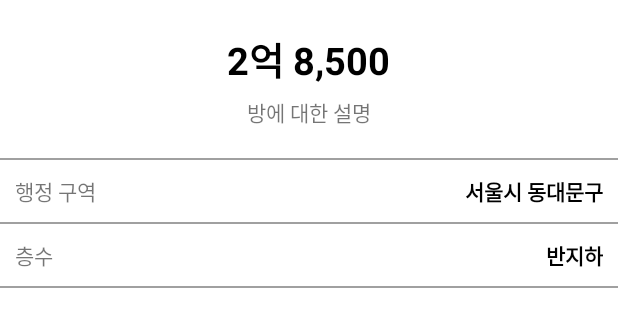
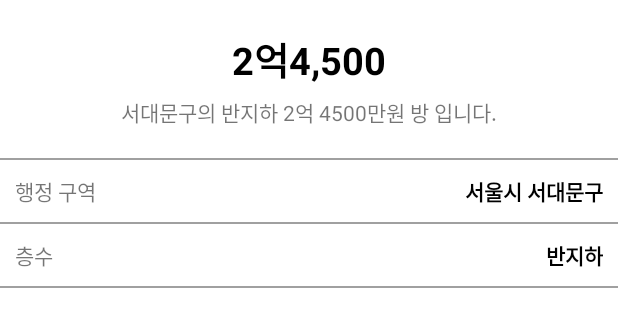
Before and after one commit to rudwn3166/RoomTour, an Android app: the screen it shows after launch (ViewRoomDetailActivity), after a tap on an icon or button, on a phone screen of 412 x 824 dp, the part 459-785 px from its top. Run offline under Robolectric (Android 15) with nearby library versions, the phone set to English and light mode, and no system bars.

Commit message:
주석 작업으로 코딩 복기 함

```diff
--- a/app/src/main/java/com/example/roomtour/ViewRoomDetailActivity.kt
+++ b/app/src/main/java/com/example/roomtour/ViewRoomDetailActivity.kt
@@ -1,11 +1,30 @@
 package com.example.roomtour
 
+import android.content.Intent
 import androidx.appcompat.app.AppCompatActivity
 import android.os.Bundle
+import com.example.roomtour.datas.RoomClass
+import kotlinx.android.synthetic.main.activity_view_room_detail.*
 
 class ViewRoomDetailActivity : AppCompatActivity() {
     override fun onCreate(savedInstanceState: Bundle?) {
         super.onCreate(savedInstanceState)
         setContentView(R.layout.activity_view_room_detail)
+
+//Serializable를 사용했기 떄문에 우리가 만든 RoomClass의 정보를 모두 가져올 수 있다
+//   가격따로 상세정보따로 층수 따로 putExtra로 하지 않게하기 위해 Serializable를 사용함
+//   as 함수명을 하면 자료형변환이 아닌 클래스 변환을 도와준다
+//   getExtra로 하면 getExtra자료형 이렇게 해야하기 때문에 우리는 roomclass를 통째로 가져와서
+// getExtra자료형은 불가함 ->따라서 클래스를 통쨰로 가져오게 하는 아래 as라는 구문 과 getSerializabletra를 사용
+         val roomData = intent.getSerializableExtra("room") as RoomClass
+
+//        기존에 만들어 둔 함수도 사용가능
+
+        priceTextView.text=roomData.getFomattedPrice()
+        descriptionTextView.text=roomData.description
+        addressTextview.text=roomData.address
+        FloorTextview.text=roomData.getFomattedFloor()
+
+
     }
 }
--- a/app/src/main/res/layout/activity_view_room_detail.xml
+++ b/app/src/main/res/layout/activity_view_room_detail.xml
@@ -21,6 +21,7 @@
         android:layout_height="wrap_content">
 
         <TextView
+            android:id="@+id/priceTextView"
             android:layout_width="wrap_content"
             android:layout_height="wrap_content"
             android:textSize="25sp"
@@ -29,6 +30,7 @@
             android:text="2억 8,500"/>
 
         <TextView
+            android:id="@+id/descriptionTextView"
             android:layout_marginTop="5dp"
             android:layout_width="wrap_content"
             android:layout_height="wrap_content"
@@ -56,6 +58,7 @@
             android:layout_height="wrap_content"
             android:layout_weight="1"/>
         <TextView
+            android:id="@+id/addressTextview"
             android:layout_width="wrap_content"
             android:layout_height="wrap_content"
             android:textStyle="bold"
@@ -85,6 +88,8 @@
             android:layout_height="wrap_content"
             android:layout_weight="1"/>
         <TextView
+
+            android:id="@+id/FloorTextview"
             android:layout_width="wrap_content"
             android:layout_height="wrap_content"
             android:textStyle="bold"
```
Also changed, not shown: app/src/main/java/com/example/roomtour/Adapters/RoomAdapter.kt (+8 -3 lines), app/src/main/java/com/example/roomtour/MainActivity.kt (+9 -2 lines), app/src/main/java/com/example/roomtour/datas/RoomClass.kt (+8 -4 lines).
